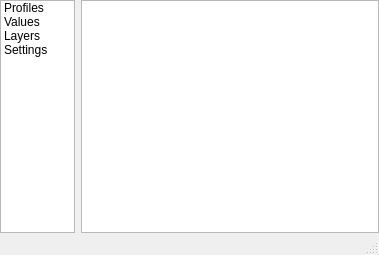
Qt form enmapbox/gui/ui/cursorlocationinfo.ui (jakimowb/enmapbox_testmigration2) before a commit.
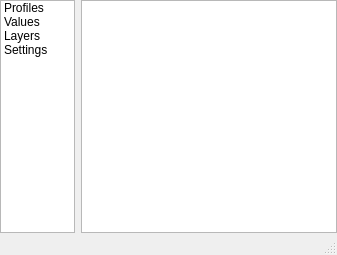
The same form after that commit. The open tabs and pages were chosen to show the change. Icons and pictures are not drawn. Custom widgets are drawn as their Qt base class.

```diff
--- a/enmapbox/gui/ui/cursorlocationinfo.ui
+++ b/enmapbox/gui/ui/cursorlocationinfo.ui
@@ -6,7 +6,7 @@
    <rect>
     <x>0</x>
     <y>0</y>
-    <width>379</width>
+    <width>337</width>
     <height>255</height>
    </rect>
   </property>
```
Left out of the diff: 2 changed lines with no effect on the pictures.
